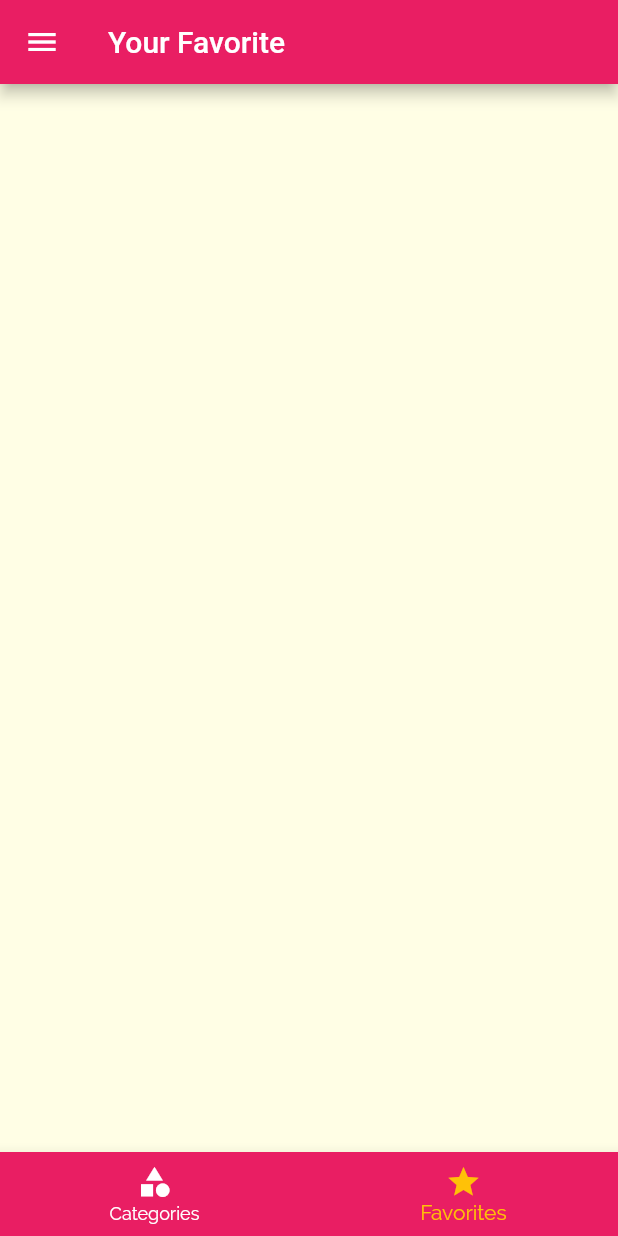
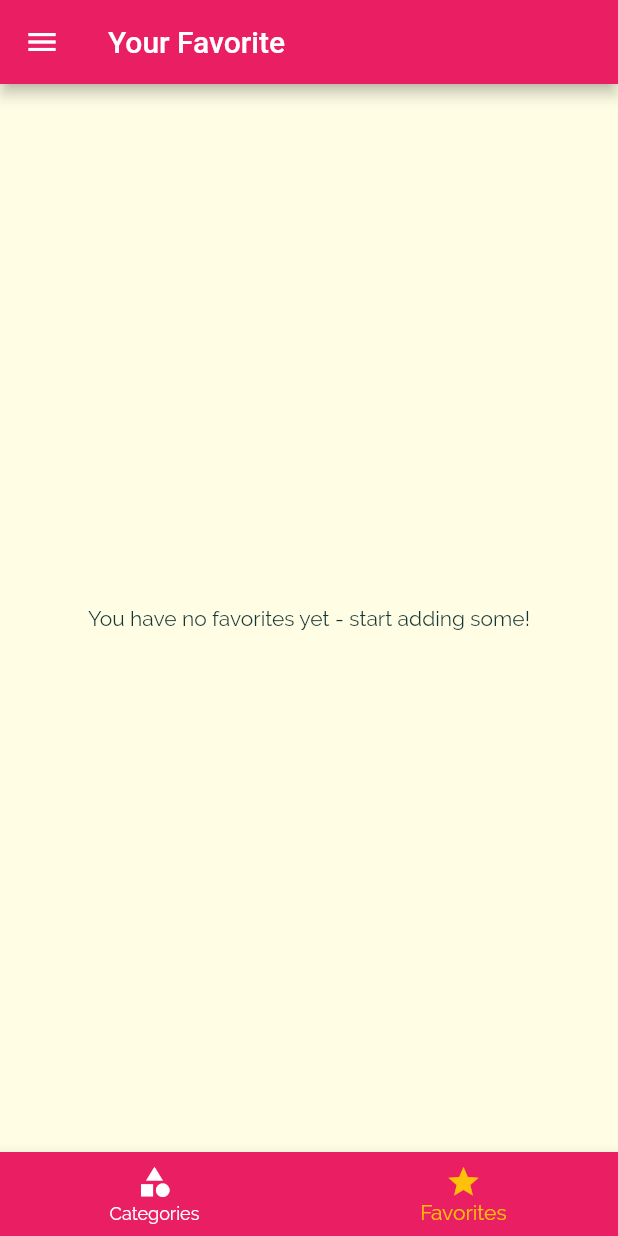
Before and after one commit to rholibobo/meals-app, a Flutter app: the screen it shows after launch, item 2 of the bottom bar chosen, on a phone screen of 412 x 824 dp. Run offline on Flutter 3.47's test engine with Material 2 defaults, Android fonts, the phone set to English and light mode, and no system bars.

Commit message:
Finished building

```diff
--- a/lib/main.dart
+++ b/lib/main.dart
@@ -1,4 +1,4 @@
-// ignore_for_file: prefer_const_constructors
+// ignore_for_file: prefer_const_constructors, use_if_null_to_convert_nulls_to_bools
 
 import 'package:flutter/material.dart';
 import './dummy_data.dart';
@@ -31,6 +31,7 @@ class _MyAppState extends State<MyApp> {
     'vegetarian': false,
   };
   List<Meal> _availableMeals = DUMMY_MEALS;
+  List<Meal> _favoriteMeals = [];
 
   void _setFilters(Map<String, bool> filterData) {
     setState(() {
@@ -52,6 +53,26 @@ class _MyAppState extends State<MyApp> {
         return true;
       }).toList();
     });
+  }
+
+  void _toggleFavorites(String mealId) {
+    final existingIndex =
+        _favoriteMeals.indexWhere((meal) => meal.id == mealId);
+    if (existingIndex >= 0) {
+      setState(() {
+        _favoriteMeals.removeAt(existingIndex);
+      });
+    } else {
+      setState(() {
+        _favoriteMeals.add(
+          DUMMY_MEALS.firstWhere((meal) => meal.id == mealId),
+        );
+      });
+    }
+  }
+
+  bool _isMealFavorite(String id) {
+    return _favoriteMeals.any((meal) => meal.id == id);
   }
 
   // This widget is the root of your application.
@@ -82,10 +103,11 @@ class _MyAppState extends State<MyApp> {
       debugShowCheckedModeBanner: false,
       initialRoute: '/',
       routes: {
-        '/': (ctx) => TabsScreen(),
+        '/': (ctx) => TabsScreen(_favoriteMeals),
         CategoryMealScreen.routeName: (ctx) =>
             CategoryMealScreen(_availableMeals),
-        MealDetailScreen.routeName: (ctx) => MealDetailScreen(),
+        MealDetailScreen.routeName: (ctx) =>
+            MealDetailScreen(_toggleFavorites, _isMealFavorite),
         FilterScreen.routeName: (ctx) => FilterScreen(_setFilters, _filters),
       },
       // onGenerateRoute: (settings) {
--- a/lib/screens/category_meal_screen.dart
+++ b/lib/screens/category_meal_screen.dart
@@ -68,7 +68,7 @@ class _CategoryMealScreenState extends State<CategoryMealScreen> {
             duration: displayedMeals![index].duration,
             affordability: displayedMeals![index].affordability,
             complexity: displayedMeals![index].complexity,
-            removeItem: _removeMeal,
+
           );
         },
         itemCount: displayedMeals!.length,
--- a/lib/screens/favorites_screen.dart
+++ b/lib/screens/favorites_screen.dart
@@ -2,13 +2,34 @@
 
 import 'package:flutter/material.dart';
 
+import '../models/meal.dart';
+import '../widgets/meal_item.dart';
+
 class FavoritesScreen extends StatelessWidget {
-  const FavoritesScreen({super.key});
+  final List<Meal> favoriteMeals;
+
+  const FavoritesScreen(this.favoriteMeals, {super.key});
 
   @override
   Widget build(BuildContext context) {
-    return Center(
-
-    );
+    if (favoriteMeals.isEmpty) {
+      return Center(
+        child: Text("You have no favorites yet - start adding some!"),
+      );
+    } else {
+      return ListView.builder(
+        itemBuilder: (ctx, index) {
+          return MealItem(
+            id: favoriteMeals[index].id,
+            title: favoriteMeals[index].title,
+            imageUrl: favoriteMeals[index].imageUrl,
+            duration: favoriteMeals[index].duration,
+            affordability: favoriteMeals[index].affordability,
+            complexity: favoriteMeals[index].complexity,
+          );
+        },
+        itemCount: favoriteMeals.length,
+      );
+    }
   }
 }
--- a/lib/screens/tabs_screen.dart
+++ b/lib/screens/tabs_screen.dart
@@ -1,23 +1,40 @@
-// ignore_for_file: prefer_const_constructors, prefer_const_literals_to_create_immutables
+// ignore_for_file: prefer_const_constructors, prefer_const_literals_to_create_immutables, prefer_const_constructors_in_immutables
 
 import 'package:flutter/material.dart';
+
+import '../models/meal.dart';
 import '../widgets/main_drawer.dart';
 import '../screens/favorites_screen.dart';
 import '../screens/categories_screen.dart';
 
 class TabsScreen extends StatefulWidget {
-  const TabsScreen({super.key});
+
+  final List<Meal> favoriteMeals;
+
+  TabsScreen(this.favoriteMeals, {super.key});
 
   @override
   State<TabsScreen> createState() => _TabsScreenState();
 }
 
 class _TabsScreenState extends State<TabsScreen> {
-  final List<Map<String, Object>> _pages = [
-    {'page': CategoriesScreen(), 'title': 'Categories',},
-    {'page': FavoritesScreen(), 'title': 'Your Favorite',}
+  List<Map<String, Object>>? _pages;
+  var _selectedPageIndex = 0;
+
+  @override
+  void initState() {
+    _pages = [
+    {
+      'page': CategoriesScreen(),
+      'title': 'Categories',
+    },
+    {
+      'page': FavoritesScreen(widget.favoriteMeals),
+      'title': 'Your Favorite',
+    }
   ];
-  int _selectedPageIndex = 0;
+    super.initState();
+  }
 
   void _selectPage(int index) {
     setState(() {
@@ -29,10 +46,10 @@ class _TabsScreenState extends State<TabsScreen> {
   Widget build(BuildContext context) {
     return Scaffold(
       appBar: AppBar(
-        title: Text(_pages[_selectedPageIndex]['title'] as String),
+        title: Text(_pages![_selectedPageIndex]['title'] as String),
       ),
       drawer: MainDrawer(),
-      body: _pages[_selectedPageIndex]['page'] as Widget,
+      body: _pages![_selectedPageIndex]['page'] as Widget,
       bottomNavigationBar: BottomNavigationBar(
           onTap: _selectPage,
           backgroundColor: Theme.of(context).colorScheme.primary,
--- a/lib/widgets/meal_item.dart
+++ b/lib/widgets/meal_item.dart
@@ -11,7 +11,7 @@ class MealItem extends StatelessWidget {
   final int duration;
   final Complexity complexity;
   final Affordability affordability;
-  final Function removeItem;
+
 
   const MealItem(
       {required this.id,
@@ -20,7 +20,7 @@ class MealItem extends StatelessWidget {
       required this.duration,
       required this.complexity,
       required this.affordability,
-      required this.removeItem});
+      });
 
   String get complexityText {
     switch (complexity) {
@@ -56,7 +56,7 @@ class MealItem extends StatelessWidget {
     )
         .then((result) {
       if (result != null) {
-        removeItem(result);
+        // removeItem(result);
       }
     });
   }
```
Also changed, not shown: lib/screens/meal_detail_screen.dart (+7 -6 lines).
